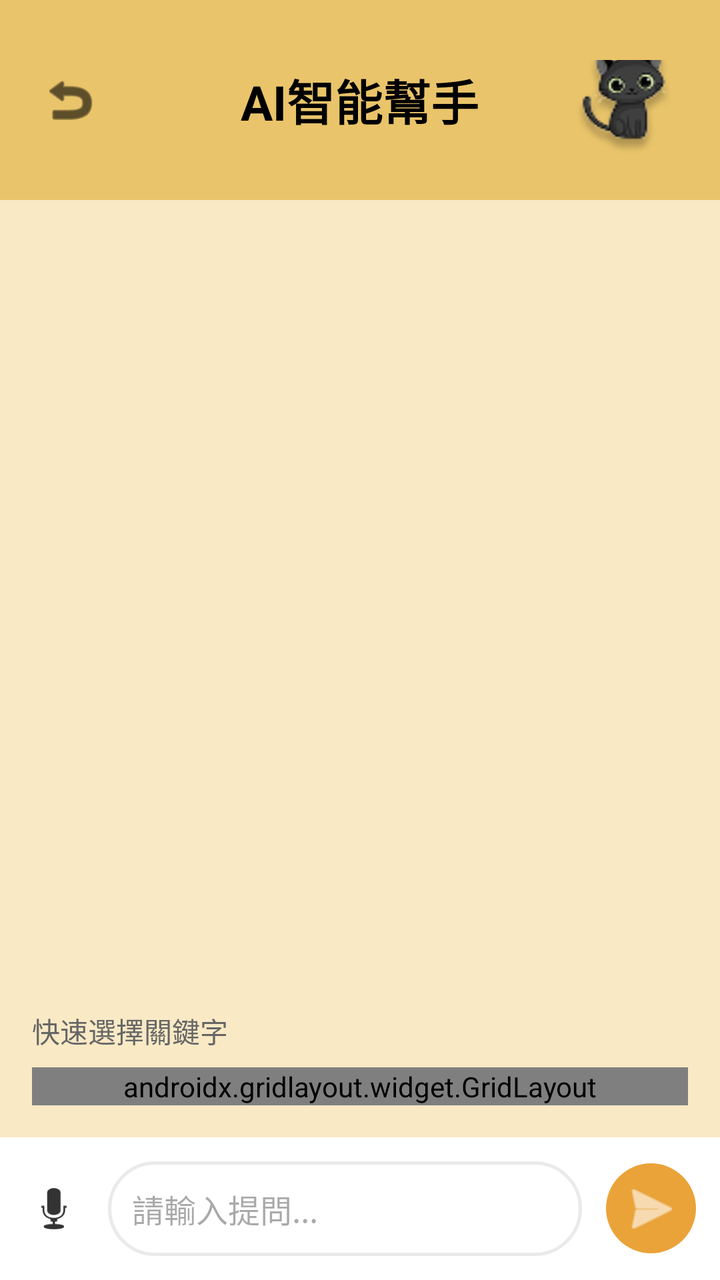
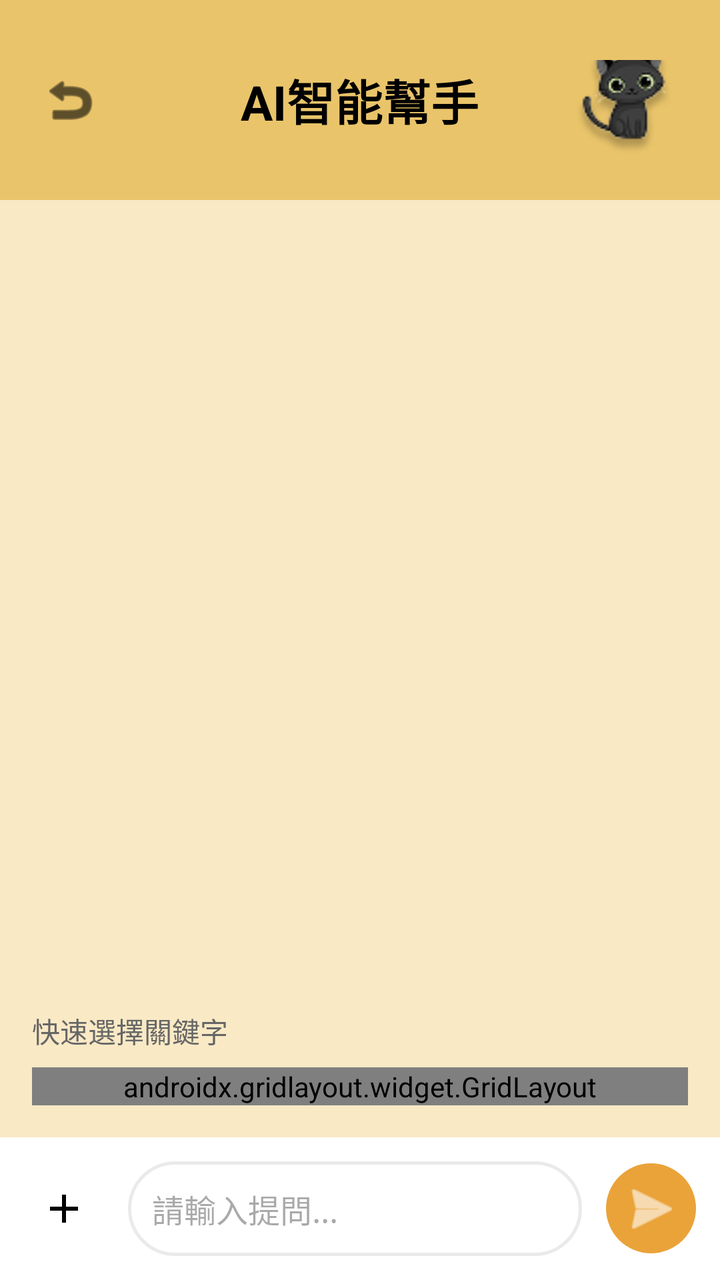

Screens rendered from an Android XML layout before and after an edit, with the pre-edit source and the edit as a unified diff.
<!-- AndroidManifest.xml: application theme Theme.Pet_app -->
<!-- res/layout/activity_chat.xml -->
<?xml version="1.0" encoding="utf-8"?>
<androidx.constraintlayout.widget.ConstraintLayout xmlns:android="http://schemas.android.com/apk/res/android"
    xmlns:app="http://schemas.android.com/apk/res-auto"
    xmlns:tools="http://schemas.android.com/tools"
    android:layout_width="match_parent"
    android:layout_height="match_parent"
    android:background="#F9E9C5">

    <RelativeLayout
        android:id="@+id/chatHeader"
        android:layout_width="match_parent"
        android:layout_height="wrap_content"
        android:background="#E9C46A"
        android:paddingHorizontal="20dp"
        android:paddingTop="30dp"    android:paddingBottom="15dp" app:layout_constraintTop_toTopOf="parent">

        <ImageView
            android:id="@+id/btnBack"
            android:layout_width="30dp"
            android:layout_height="30dp"
            android:layout_centerVertical="true"
            android:src="@android:drawable/ic_menu_revert"
            app:tint="#000000" />

        <TextView
            android:layout_width="wrap_content"
            android:layout_height="wrap_content"
            android:layout_centerInParent="true"
            android:text="AI智能幫手"
            android:textColor="#000000"
            android:textSize="24sp"
            android:textStyle="bold" />

        <ImageView
            android:id="@+id/ivCatHeader"
            android:layout_width="55dp"
            android:layout_height="55dp"
            android:layout_alignParentEnd="true"
            android:layout_centerVertical="true"
            android:src="@drawable/ic_ai_cat" />
    </RelativeLayout>

    <FrameLayout
        android:id="@+id/chatContainer"
        android:layout_width="match_parent"
        android:layout_height="0dp"
        app:layout_constraintBottom_toTopOf="@id/keywordSection"
        app:layout_constraintTop_toBottomOf="@id/chatHeader">

        <androidx.recyclerview.widget.RecyclerView
            android:id="@+id/rvChat"
            android:layout_width="match_parent"
            android:layout_height="match_parent"
            android:padding="16dp"
            android:clipToPadding="false"
            android:scrollbars="vertical" />

    </FrameLayout>

    <LinearLayout
        android:id="@+id/keywordSection"
        android:layout_width="match_parent"
        android:layout_height="wrap_content"
        android:orientation="vertical"
        android:padding="16dp"
        app:layout_constraintBottom_toTopOf="@id/inputSection">

        <TextView
            android:layout_width="wrap_content"
            android:layout_height="wrap_content"
            android:text="快速選擇關鍵字"
            android:textColor="#666666"
            android:textSize="14sp"
            android:layout_marginBottom="8dp"/>

        <androidx.gridlayout.widget.GridLayout
            android:id="@+id/keywordGridLayout"
            android:layout_width="match_parent"
            android:layout_height="wrap_content"
            app:columnCount="2"
            app:alignmentMode="alignMargins">

            <TextView
                android:id="@+id/kw1"
                android:layout_width="0dp"
                android:layout_height="wrap_content"
                app:layout_columnWeight="1"
                android:layout_margin="4dp"
                android:background="@drawable/bg_rounded_input"
                android:gravity="center"
                android:padding="12dp"
                android:text="💧 泌尿道保健"
                android:textColor="#333333" />

            <TextView
                android:id="@+id/kw2"
                android:layout_width="0dp"
                android:layout_height="wrap_content"
                app:layout_columnWeight="1"
                android:layout_margin="4dp"
                android:background="@drawable/bg_rounded_input"
                android:gravity="center"
                android:padding="12dp"
                android:text="👀 眼睛/淚痕"
                android:textColor="#333333" />

            <TextView
                android:id="@+id/kw3"
                android:layout_width="0dp"
                android:layout_height="wrap_content"
                app:layout_columnWeight="1"
                android:layout_margin="4dp"
                android:background="@drawable/bg_rounded_input"
                android:gravity="center"
                android:padding="12dp"
                android:text="🦴 關節強化"
                android:textColor="#333333" />

            <TextView
                android:id="@+id/kw4"
                android:layout_width="0dp"
                android:layout_height="wrap_content"
                app:layout_columnWeight="1"
                android:layout_margin="4dp"
                android:background="@drawable/bg_rounded_input"
                android:gravity="center"
                android:padding="12dp"
                android:text="🌿 腸胃敏感"
                android:textColor="#333333" />
        </androidx.gridlayout.widget.GridLayout>
    </LinearLayout>

    <LinearLayout
        android:id="@+id/inputSection"
        android:layout_width="match_parent"
        android:layout_height="wrap_content"
        android:background="#FFFFFF"
        android:gravity="center_vertical"
        android:orientation="horizontal"
        android:padding="12dp"
        app:layout_constraintBottom_toBottomOf="parent">

        <ImageView
            android:layout_width="30dp"
            android:layout_height="30dp"
            android:src="@android:drawable/ic_btn_speak_now"
            app:tint="#333333" />

        <EditText
            android:id="@+id/etChatInput"
            android:layout_width="0dp"
            android:layout_height="wrap_content"
            android:layout_marginHorizontal="12dp"
            android:layout_weight="1"
            android:background="@drawable/bg_rounded_input"
            android:hint="請輸入提問..."
            android:padding="12dp"
            android:textSize="16sp" />

        <ImageButton
            android:id="@+id/btnSend"
            android:layout_width="45dp"
            android:layout_height="45dp"
            android:background="@drawable/bg_rounded_button"
            android:src="@android:drawable/ic_menu_send"
            app:tint="#FFFFFF" />
    </LinearLayout>

</androidx.constraintlayout.widget.ConstraintLayout>
<!-- resources referenced by this layout -->
<resources>
  <!-- drawable bg_rounded_button (drawable) -->
  <?xml version="1.0" encoding="utf-8"?>
  <shape xmlns:android="http://schemas.android.com/apk/res/android">
      <solid android:color="#EAA339" />
      <corners android:radius="30dp" />
  </shape>
  <!-- drawable bg_rounded_input (drawable) -->
  <?xml version="1.0" encoding="utf-8"?>
  <shape xmlns:android="http://schemas.android.com/apk/res/android">
      <solid android:color="#FFFFFF" />
      <corners android:radius="30dp" />
      <stroke android:width="1.5dp" android:color="#EAEAEA" />
  </shape>
  <!-- drawable ic_ai_cat: png bitmap (drawable, 4963 bytes) -->
  <style name="Theme.Pet_app" parent="Base.Theme.Pet_app" />
  <style name="Base.Theme.Pet_app" parent="Theme.Material3.DayNight.NoActionBar">
          
          
      </style>
</resources>

<!-- the commit's change to res/layout/activity_chat.xml (unified diff, before → after) -->
@@ -141,10 +141,10 @@
         app:layout_constraintBottom_toBottomOf="parent">
 
         <ImageView
-            android:layout_width="30dp"
-            android:layout_height="30dp"
-            android:src="@android:drawable/ic_btn_speak_now"
-            app:tint="#333333" />
+            android:id="@+id/btn_add_file"
+            android:layout_width="wrap_content"
+            android:layout_height="wrap_content"
+            android:src="@drawable/ic_add"  android:padding="8dp" />
 
         <EditText
             android:id="@+id/etChatInput"
<!-- resource entries referenced after the edit -->
@@ -13,6 +13,12 @@
       <corners android:radius="30dp" />
       <stroke android:width="1.5dp" android:color="#EAEAEA" />
   </shape>
+  <!-- drawable ic_add (drawable) -->
+  <vector xmlns:android="http://schemas.android.com/apk/res/android" android:height="24dp" android:tint="#000000" android:viewportHeight="24" android:viewportWidth="24" android:width="24dp">
+        
+      <path android:fillColor="@android:color/white" android:pathData="M19,13h-6v6h-2v-6H5v-2h6V5h2v6h6v2z"/>
+      
+  </vector>
   <!-- drawable ic_ai_cat: png bitmap (drawable, 4963 bytes) -->
   <style name="Theme.Pet_app" parent="Base.Theme.Pet_app" />
   <style name="Base.Theme.Pet_app" parent="Theme.Material3.DayNight.NoActionBar">
